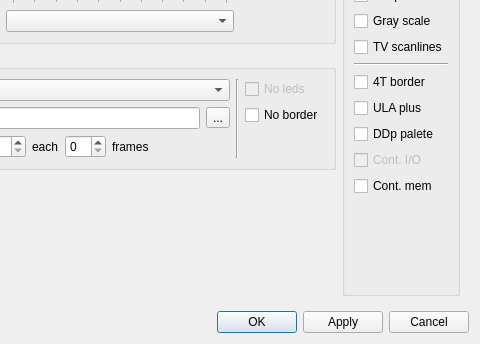
Above: ui/setupwin.ui from samstyle/Xpeccy before the change; both pictures show x 92 to 572 and y 131 to 475 of the 572 by 475 pixel window. Below: the same form after it.
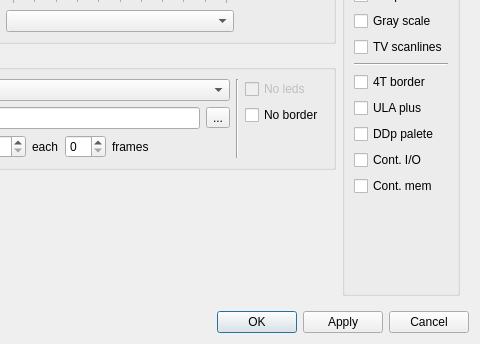
That is the form after the change. The open tabs and pages were chosen to show the change. Icons and pictures are not drawn. Custom widgets are drawn as their Qt base class.

Diff of the .ui file:
```diff
--- a/ui/setupwin.ui
+++ b/ui/setupwin.ui
@@ -750,9 +750,6 @@
             </item>
             <item>
              <widget class="QCheckBox" name="contIO">
-              <property name="enabled">
-               <bool>false</bool>
-              </property>
               <property name="text">
                <string>Cont. I/O</string>
               </property>
```
